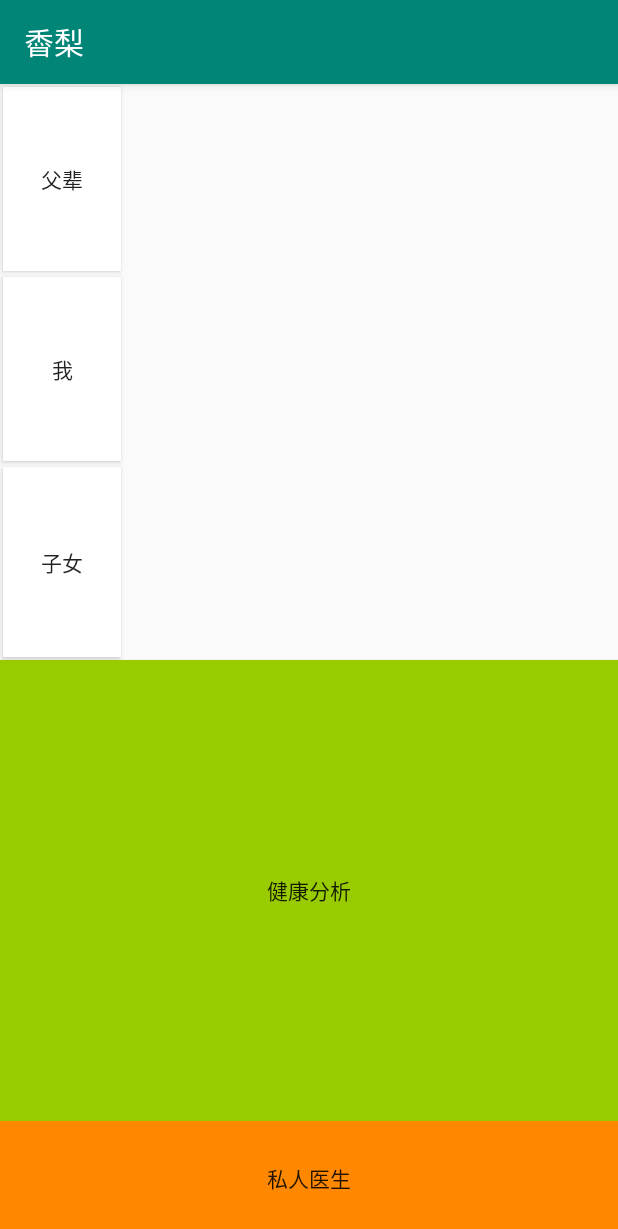
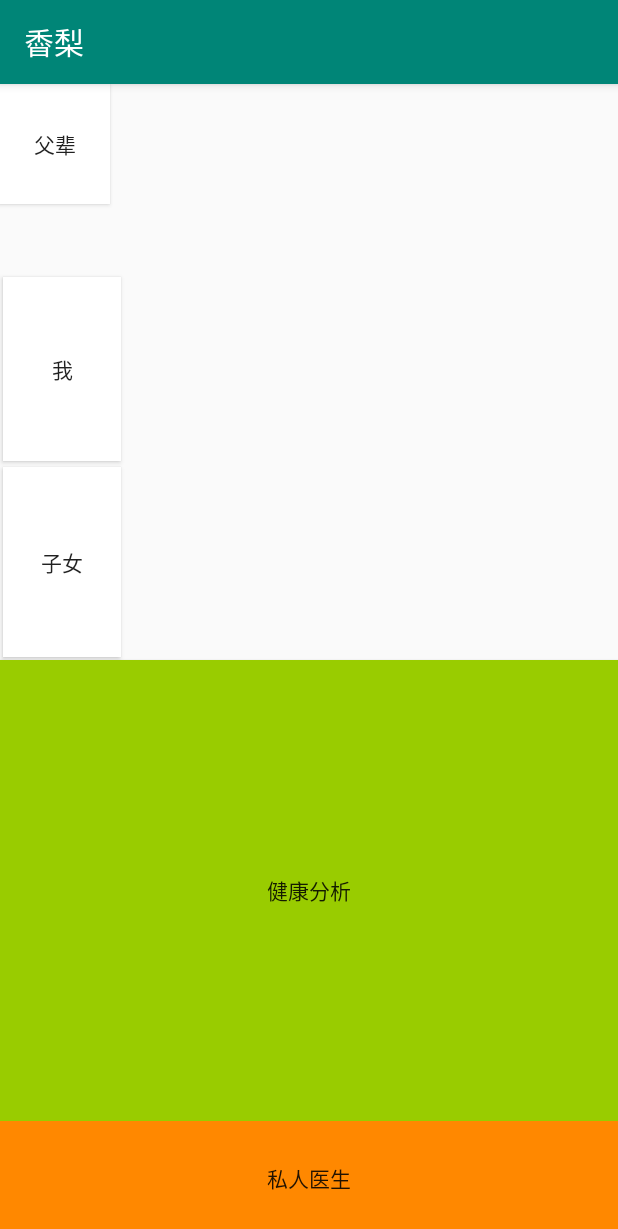
Before and after one commit to XiangLiHealthy/XiangLiHealthyLife, an Android app: the Family screen opened directly, with no data from a screen before it, on a phone screen of 412 x 824 dp. Shown: the top 1229 px of the screen. Run offline under Robolectric (Android 15) with nearby library versions, the phone set to English and light mode, and no system bars.

Commit message:
start devlop healthy document

```diff
--- a/client_andriod/app/src/main/res/layout/activity_family.xml
+++ b/client_andriod/app/src/main/res/layout/activity_family.xml
@@ -145,20 +145,12 @@
 
         <Button
             android:id="@+id/button38"
-            android:layout_width="0dp"
-            android:layout_height="0dp"
-            android:layout_marginStart="2dp"
-            android:layout_marginLeft="2dp"
-            android:layout_marginTop="2dp"
-            android:layout_marginEnd="2dp"
-            android:layout_marginRight="2dp"
-            android:layout_marginBottom="2dp"
+            android:layout_width="73dp"
+            android:layout_height="80dp"
             android:background="@android:color/background_light"
             android:text="父辈"
-            app:layout_constraintBottom_toTopOf="@+id/guideline49"
-            app:layout_constraintEnd_toStartOf="@+id/guideline137"
-            app:layout_constraintStart_toStartOf="parent"
-            app:layout_constraintTop_toTopOf="parent" />
+            tools:layout_editor_absoluteX="2dp"
+            tools:layout_editor_absoluteY="2dp" />
 
         <Button
             android:id="@+id/button39"
```
Also changed, not shown: 9 other files.
